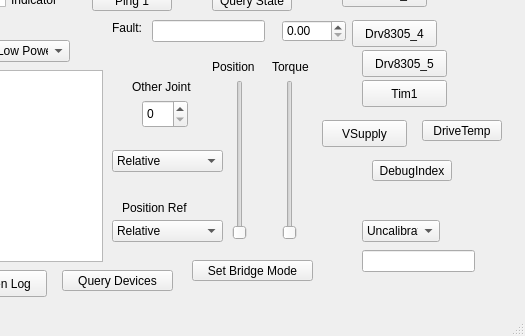
Qt form Bark/mainwindow.ui (craftit/DogBotSoftware) before a commit; both pictures show x 218 to 743 and y 117 to 453 of the 743 by 453 pixel window.
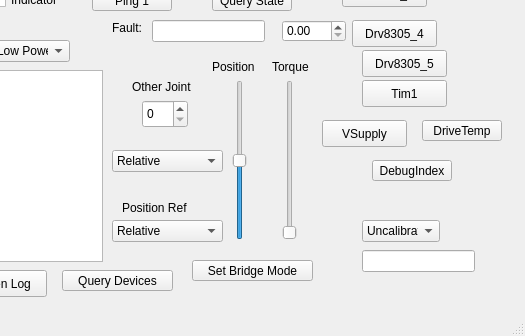
The same form after that commit.

Patch:
```diff
--- a/Bark/mainwindow.ui
+++ b/Bark/mainwindow.ui
@@ -170,11 +170,14 @@
      </rect>
     </property>
     <property name="minimum">
-     <number>0</number>
+     <number>-360</number>
     </property>
     <property name="maximum">
      <number>360</number>
     </property>
+    <property name="value">
+     <number>0</number>
+    </property>
     <property name="orientation">
      <enum>Qt::Vertical</enum>
     </property>
```
